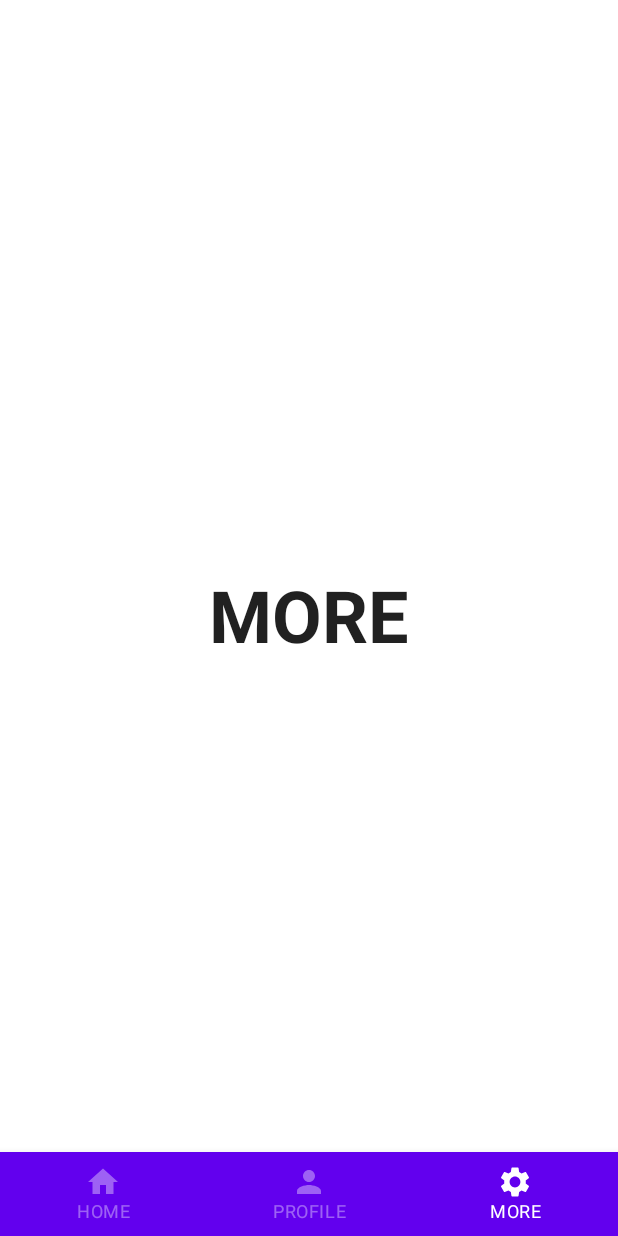
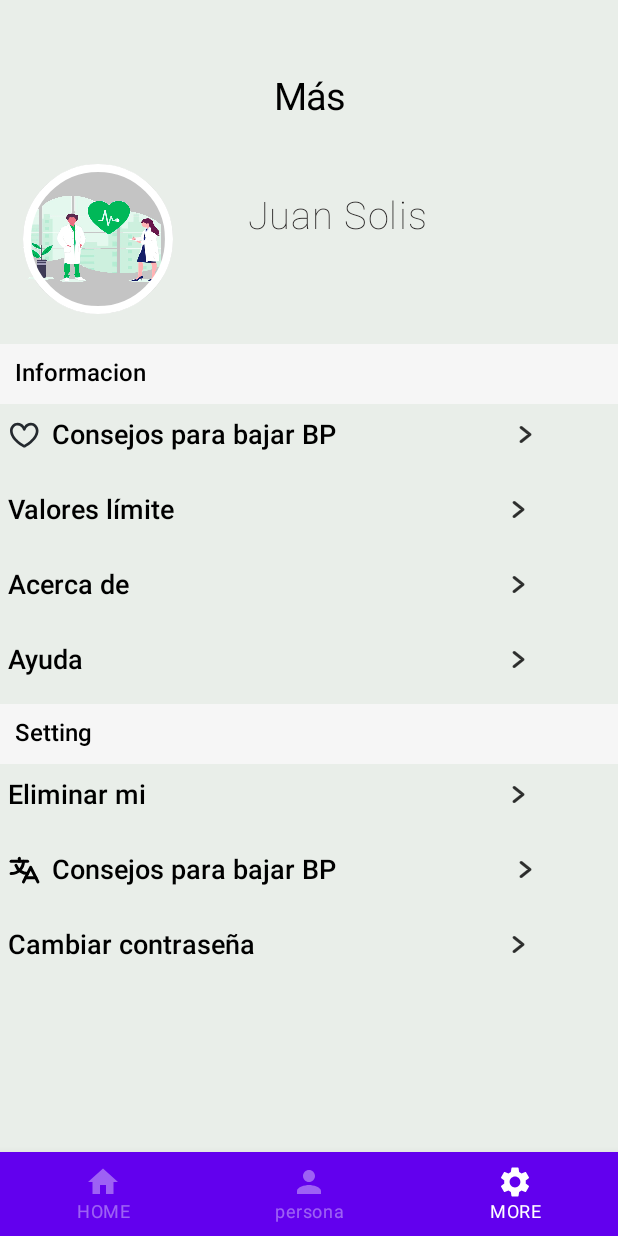
Before and after one commit to Maricarmen5-31/PressureControl, an Android app built with Jetpack Compose: the HomeScreen screen opened through its navigation route, item 3 of the bottom bar chosen, on a phone screen of 412 x 824 dp. Run offline under Robolectric (Android 15) with nearby library versions, the phone set to English and light mode, and no system bars; libraries missing offline, so code that uses them is left out: com.maxkeppeker.sheets, com.maxkeppeler.sheets; Roboto replaces fonts that are not available here; 3 statements that could not run were skipped.

Commit message:
nueva version

```diff
--- a/app/src/main/java/com/example/projectdanp/BottomBarScreen.kt
+++ b/app/src/main/java/com/example/projectdanp/BottomBarScreen.kt
@@ -18,8 +18,8 @@ sealed class BottomBarScreen(
     )
 
     object Profile : BottomBarScreen(
-        route = "PROFILE",
-        title = "PROFILE",
+        route = "pantalla",
+        title = "persona",
         icon = Icons.Default.Person
     )
 
--- a/app/src/main/java/com/example/projectdanp/screens/graphs/HomeNavGraph.kt
+++ b/app/src/main/java/com/example/projectdanp/screens/graphs/HomeNavGraph.kt
@@ -1,13 +1,46 @@
 package com.example.projectdanp.screens.graphs
 
+import androidx.compose.foundation.Image
+import androidx.compose.foundation.background
+import androidx.compose.foundation.border
+import androidx.compose.foundation.layout.Arrangement
+import androidx.compose.foundation.layout.Column
+import androidx.compose.foundation.layout.Row
+import androidx.compose.foundation.layout.fillMaxSize
+import androidx.compose.foundation.layout.height
+import androidx.compose.foundation.layout.padding
+import androidx.compose.foundation.layout.width
+import androidx.compose.foundation.layout.wrapContentSize
+import androidx.compose.foundation.lazy.LazyColumn
+import androidx.compose.foundation.selection.selectableGroup
+import androidx.compose.foundation.shape.RoundedCornerShape
+import androidx.compose.material.OutlinedButton
+import androidx.compose.material.RadioButton
+import androidx.compose.material.Text
 import androidx.compose.runtime.Composable
+import androidx.compose.runtime.getValue
+import androidx.compose.runtime.mutableStateOf
+import androidx.compose.runtime.remember
+import androidx.compose.runtime.setValue
+import androidx.compose.ui.Alignment
+import androidx.compose.ui.Modifier
+import androidx.compose.ui.graphics.Color
+import androidx.compose.ui.res.painterResource
+import androidx.compose.ui.text.TextStyle
+import androidx.compose.ui.text.font.FontWeight
+import androidx.compose.ui.text.style.TextAlign
+import androidx.compose.ui.unit.dp
+import androidx.compose.ui.unit.sp
 import androidx.navigation.NavGraphBuilder
 import androidx.navigation.NavHostController
 import androidx.navigation.compose.NavHost
 import androidx.navigation.compose.composable
 import androidx.navigation.navigation
 import com.example.projectdanp.BottomBarScreen
+import com.example.projectdanp.R
 import com.example.projectdanp.screens.RegisterDataSensor
+import com.example.projectdanp.screens.perfilUsuario
+import com.example.projectdanp.screens.more
 import com.example.projectdanp.screens.ScreenContent
 
 @Composable
@@ -21,20 +54,16 @@ fun HomeNavGraph(navController: NavHostController) {
             RegisterDataSensor()
         }
         composable(route = BottomBarScreen.Profile.route) {
-            ScreenContent(
-                name = BottomBarScreen.Profile.route,
-                onClick = { }
-            )
+            perfilUsuario()
         }
         composable(route = BottomBarScreen.More.route) {
-            ScreenContent(
-                name = BottomBarScreen.More.route,
-                onClick = { }
-            )
+           more()
         }
         //detailsNavGraph(navController = navController)
     }
 }
+
+
 
 fun NavGraphBuilder.detailsNavGraph(navController: NavHostController) {
     navigation(
--- /dev/null
+++ b/app/src/main/java/com/example/projectdanp/screens/more.kt
@@ -0,0 +1,299 @@
+package com.example.projectdanp.screens
+
+import androidx.compose.foundation.Image
+import androidx.compose.foundation.background
+import androidx.compose.foundation.border
+import androidx.compose.foundation.clickable
+import androidx.compose.foundation.layout.Column
+import androidx.compose.foundation.layout.Row
+import androidx.compose.foundation.layout.fillMaxSize
+import androidx.compose.foundation.layout.fillMaxWidth
+import androidx.compose.foundation.layout.height
+import androidx.compose.foundation.layout.padding
+import androidx.compose.foundation.layout.width
+import androidx.compose.foundation.lazy.LazyColumn
+import androidx.compose.foundation.shape.RoundedCornerShape
+import androidx.compose.material.Text
+import androidx.compose.runtime.Composable
+import androidx.compose.ui.Modifier
+import androidx.compose.ui.graphics.Color
+import androidx.compose.ui.layout.ContentScale
+import androidx.compose.ui.res.painterResource
+import androidx.compose.ui.text.TextStyle
+import androidx.compose.ui.text.font.FontWeight
+import androidx.compose.ui.text.style.TextAlign
+import androidx.compose.ui.unit.dp
+import androidx.compose.ui.unit.sp
+import com.example.projectdanp.R
+
+@Composable
+
+fun more() {
+    LazyColumn(){
+        item{
+            Column(
+                modifier= Modifier
+                    .fillMaxSize()
+                    .background(color = Color(0xFFE9EEE9))
+                    .height(800.dp),
+            ){
+                Text(text = "Más",
+                    modifier = Modifier
+                        .padding(top=50.dp, bottom = 20.dp)
+                        .fillMaxWidth(),
+                    style = TextStyle(
+                        fontSize = 25.sp,
+                        //fontFamily = FontFamily(Font(R.font.poppins)),
+                        fontWeight = FontWeight(400),
+                        color = Color(0xFF000000),
+                        textAlign = TextAlign.Center)
+                )
+                Row(){
+                    Image(
+                        modifier= Modifier
+                            .padding(start = 15.dp, top = 10.dp, end = 30.dp, bottom = 20.dp)
+                            .border(width = 5.dp, color = Color(0xFFFFFFFF), shape = RoundedCornerShape(size = 70.dp))
+                            .width(100.dp)
+                            .height(100.dp)
+                            .background(color = Color(0xFFC4C4C4), shape = RoundedCornerShape(size = 70.dp)),
+                        painter = painterResource(id = R.drawable.logo),
+                        contentDescription = "image description",
+                        contentScale = ContentScale.FillBounds
+                    )
+                    Text(
+                        text = "Juan Solis",
+                        modifier = Modifier
+                            .padding(start = 20.dp, top = 30.dp)
+                            .width(200.dp)
+                            .height(60.dp),
+                        style = TextStyle(
+                            fontSize = 25.sp,
+                            //fontFamily = FontFamily(Font(R.font.poppins)),
+                            fontWeight = FontWeight(275),
+                            color = Color(0xFF1F1C1C),
+                            letterSpacing = 1.0.sp,
+                        )
+                    )
+                }
+                Text(text="Informacion",
+                    modifier= Modifier
+                        .fillMaxWidth()
+                        .height(40.dp)
+                        .background(color = Color(0xFFF6F6F6))
+                        .padding(start = 10.dp, top = 10.dp),
+                    fontWeight = FontWeight(600),
+                    color = Color(0xFF000000),
+
+                    )
+
+                Row(modifier = Modifier.clickable { }
+                    .padding(top = 10.dp, bottom = 10.dp)){
+                    Image(
+                        modifier= Modifier
+                            .padding(start = 5.dp,end=8.dp)
+                            .width(21.dp)
+                            .height(21.dp),
+                        painter = painterResource(id = R.drawable.icon_heart),
+                        contentDescription = "image description",
+                        contentScale = ContentScale.None
+                    )
+                    Text(
+                        modifier= Modifier
+                            .width(300.dp)
+                            .height(30.dp),
+                        text = "Consejos para bajar BP",
+                        style = TextStyle(
+                            fontSize = 18.sp,
+                            //fontFamily = FontFamily(Font(R.font.poppins)),
+                            fontWeight = FontWeight(500),
+                            color = Color(0xFF000000),
+                        )
+                    )
+                    Image(
+                        modifier= Modifier
+                            .padding(start=5.dp)
+                            .width(20.dp)
+                            .height(20.dp),
+                        painter = painterResource(id = R.drawable.redic_recomendaciones),
+                        contentDescription = "image description",
+                        contentScale = ContentScale.None
+                    )
+                }
+                Row(modifier = Modifier.clickable { }
+                    .padding(top = 10.dp, bottom = 10.dp)){
+                    Text(
+                        modifier = Modifier
+                            .padding(start = 5.dp)
+                            .width(330.dp)
+                            .height(30.dp),
+                        text = "Valores límite",
+                        style = TextStyle(
+                            fontSize = 18.sp,
+                            //fontFamily = FontFamily(Font(R.font.poppins)),
+                            fontWeight = FontWeight(500),
+                            color = Color(0xFF000000),
+                        )
+                    )
+                    Image(
+                        modifier= Modifier
+                            .padding(0.dp)
+                            .width(20.dp)
+                            .height(20.dp),
+                        painter = painterResource(id = R.drawable.redic_recomendaciones),
+                        contentDescription = "image description",
+                        contentScale = ContentScale.None
+                    )
+                }
+                Row(modifier = Modifier.clickable { }
+                    .padding(top = 10.dp, bottom = 10.dp)){
+                    Text(
+                        modifier = Modifier
+                            .padding(start = 5.dp)
+                            .width(330.dp)
+                            .height(30.dp),
+                        text = "Acerca de ",
+                        style = TextStyle(
+                            fontSize = 18.sp,
+                            //fontFamily = FontFamily(Font(R.font.poppins)),
+                            fontWeight = FontWeight(500),
+                            color = Color(0xFF000000),
+                        )
+                    )
+                    Image(
+                        modifier= Modifier
+                            .padding(0.dp)
+                            .width(20.dp)
+                            .height(20.dp),
+                        painter = painterResource(id = R.drawable.redic_recomendaciones),
+                        contentDescription = "image description",
+                        contentScale = ContentScale.None
+                    )
+                }
+                Row(modifier = Modifier.clickable { }
+                    .padding(top = 10.dp, bottom = 10.dp)){
+                    Text(
+                        modifier = Modifier
+                            .padding(start = 5.dp)
+                            .width(330.dp)
+                            .height(30.dp),
+                        text = "Ayuda",
+                        style = TextStyle(
+                            fontSize = 18.sp,
+                            //fontFamily = FontFamily(Font(R.font.poppins)),
+                            fontWeight = FontWeight(500),
+                            color = Color(0xFF000000),
+                        )
+                    )
+                    Image(
+                        modifier= Modifier
+                            .padding(0.dp)
+                            .width(20.dp)
+                            .height(20.dp),
+                        painter = painterResource(id = R.drawable.redic_recomendaciones),
+                        contentDescription = "image description",
+                        contentScale = ContentScale.None
+                    )
+                }
+
+                Text(text="Setting",
+                    modifier= Modifier
+                        .fillMaxWidth()
+                        .height(40.dp)
+                        .background(color = Color(0xFFF6F6F6))
+                        .padding(start = 10.dp, top = 10.dp),
+                    fontWeight = FontWeight(600),
+                    color = Color(0xFF000000),
+
+                    )
+
+                Row(modifier = Modifier.clickable { }
+                    .padding(top = 10.dp, bottom = 10.dp)){
+                    Text(
+                        modifier = Modifier
+                            .padding(start = 5.dp)
+                            .width(330.dp)
+                            .height(30.dp),
+                        text = "Eliminar mi",
+                        style = TextStyle(
+                            fontSize = 18.sp,
+                            //fontFamily = FontFamily(Font(R.font.poppins)),
+                            fontWeight = FontWeight(500),
+                            color = Color(0xFF000000),
+                        )
+                    )
+                    Image(
+                        modifier= Modifier
+                            .padding(0.dp)
+                            .width(20.dp)
+                            .height(20.dp),
+                        painter = painterResource(id = R.drawable.redic_recomendaciones),
+                        contentDescription = "image description",
+                        contentScale = ContentScale.None
+                    )
+                }
+
+                Row(modifier = Modifier.clickable { }
+                    .padding(top = 10.dp, bottom = 10.dp)){
+                    Image(
+                        modifier= Modifier
+                            .padding(start = 5.dp,end=8.dp)
+                            .width(21.dp)
+                            .height(21.dp),
+                        painter = painterResource(id = R.drawable.translate),
+                        contentDescription = "image description",
+                        contentScale = ContentScale.None
+                    )
+                    Text(
+                        modifier= Modifier
+                            .width(300.dp)
+                            .height(30.dp),
+                        text = "Consejos para bajar BP",
+                        style = TextStyle(
+                            fontSize = 18.sp,
+                            //fontFamily = FontFamily(Font(R.font.poppins)),
+                            fontWeight = FontWeight(500),
+                            color = Color(0xFF000000),
+                        )
+                    )
+                    Image(
+                        modifier= Modifier
+                            .padding(start=5.dp)
+                            .width(20.dp)
+                            .height(20.dp),
+                        painter = painterResource(id = R.drawable.redic_recomendaciones),
+                        contentDescription = "image description",
+                        contentScale = ContentScale.None
+                    )
+                }
+
+                Row(modifier = Modifier.clickable { }
+                    .padding(top = 10.dp, bottom = 10.dp)){
+                    Text(
+                        modifier = Modifier
+                            .padding(start = 5.dp)
+                            .width(330.dp)
+                            .height(30.dp),
+                        text = "Cambiar contraseña",
+                        style = TextStyle(
+                            fontSize = 18.sp,
+                            //fontFamily = FontFamily(Font(R.font.poppins)),
+                            fontWeight = FontWeight(500),
+                            color = Color(0xFF000000),
+                        )
+                    )
+                    Image(
+                        modifier= Modifier
+                            .padding(0.dp)
+                            .width(20.dp)
+                            .height(20.dp),
+                        painter = painterResource(id = R.drawable.redic_recomendaciones),
+                        contentDescription = "image description",
+                        contentScale = ContentScale.None
+                    )
+                }
+
+            }
+
+        }
+    }
+}
--- /dev/null
+++ b/app/src/main/res/drawable/icon_heart.xml
@@ -0,0 +1,10 @@
+<vector xmlns:android="http://schemas.android.com/apk/res/android"
+    android:width="19dp"
+    android:height="19dp"
+    android:viewportWidth="19"
+    android:viewportHeight="19">
+  <path
+      android:pathData="M5.047,2.969C3.461,2.969 1.781,4.351 1.781,6.531C1.781,9.084 3.658,11.452 5.777,13.278C6.811,14.17 7.849,14.886 8.631,15.38C8.982,15.603 9.28,15.779 9.5,15.905C9.72,15.779 10.018,15.603 10.369,15.38C11.151,14.886 12.189,14.17 13.223,13.278C15.342,11.452 17.219,9.084 17.219,6.531C17.219,4.351 15.539,2.969 13.953,2.969C12.322,2.969 10.855,4.139 10.356,5.885C10.247,6.268 9.898,6.531 9.5,6.531C9.102,6.531 8.753,6.268 8.644,5.885C8.145,4.139 6.678,2.969 5.047,2.969ZM9.5,16.922C9.091,17.713 9.091,17.713 9.09,17.713L9.088,17.711L9.081,17.708L9.059,17.696C9.041,17.687 9.014,17.672 8.98,17.654C8.912,17.617 8.814,17.564 8.691,17.494C8.445,17.354 8.096,17.15 7.679,16.886C6.846,16.36 5.732,15.592 4.614,14.628C2.428,12.743 0,9.916 0,6.531C0,3.368 2.477,1.188 5.047,1.188C6.884,1.188 8.494,2.139 9.5,3.586C10.506,2.139 12.116,1.188 13.953,1.188C16.523,1.188 19,3.368 19,6.531C19,9.916 16.572,12.743 14.386,14.628C13.268,15.592 12.154,16.36 11.321,16.886C10.904,17.15 10.555,17.354 10.309,17.494C10.186,17.564 10.088,17.617 10.02,17.654C9.986,17.672 9.959,17.687 9.941,17.696L9.919,17.708L9.912,17.711L9.91,17.713C9.909,17.713 9.909,17.713 9.5,16.922ZM9.5,16.922L9.91,17.713C9.653,17.845 9.347,17.845 9.09,17.713L9.5,16.922Z"
+      android:fillColor="#24292E"
+      android:fillType="evenOdd"/>
+</vector>
--- /dev/null
+++ b/app/src/main/res/drawable/redic_recomendaciones.xml
@@ -0,0 +1,13 @@
+<vector xmlns:android="http://schemas.android.com/apk/res/android"
+    android:width="14dp"
+    android:height="14dp"
+    android:viewportWidth="14"
+    android:viewportHeight="14">
+  <path
+      android:strokeWidth="1"
+      android:pathData="M4.11,12.246C4.241,12.246 4.374,12.202 4.484,12.115L10.278,7.454C10.419,7.34 10.501,7.17 10.501,6.988C10.501,6.807 10.419,6.635 10.278,6.523L4.509,1.887C4.252,1.68 3.876,1.721 3.669,1.978C3.463,2.235 3.504,2.611 3.761,2.818L8.951,6.989L3.735,11.184C3.478,11.39 3.437,11.766 3.644,12.023C3.762,12.169 3.935,12.246 4.11,12.246Z"
+      android:strokeAlpha="0.65"
+      android:fillColor="#000000"
+      android:strokeColor="#000000"
+      android:fillAlpha="0.65"/>
+</vector>
--- /dev/null
+++ b/app/src/main/res/drawable/translate.xml
@@ -0,0 +1,48 @@
+<vector xmlns:android="http://schemas.android.com/apk/res/android"
+    android:width="22dp"
+    android:height="22dp"
+    android:viewportWidth="22"
+    android:viewportHeight="22">
+  <path
+      android:pathData="M19.938,18.563L15.125,8.938L10.313,18.563"
+      android:strokeLineJoin="round"
+      android:strokeWidth="2"
+      android:fillColor="#00000000"
+      android:strokeColor="#000000"
+      android:strokeLineCap="round"/>
+  <path
+      android:pathData="M11.688,15.813H18.563"
+      android:strokeLineJoin="round"
+      android:strokeWidth="2"
+      android:fillColor="#00000000"
+      android:strokeColor="#000000"
+      android:strokeLineCap="round"/>
+  <path
+      android:pathData="M7.563,2.75V4.813"
+      android:strokeLineJoin="round"
+      android:strokeWidth="2"
+      android:fillColor="#00000000"
+      android:strokeColor="#000000"
+      android:strokeLineCap="round"/>
+  <path
+      android:pathData="M2.063,4.813H13.063"
+      android:strokeLineJoin="round"
+      android:strokeWidth="2"
+      android:fillColor="#00000000"
+      android:strokeColor="#000000"
+      android:strokeLineCap="round"/>
+  <path
+      android:pathData="M10.313,4.813C10.313,7.001 9.443,9.099 7.896,10.646C6.349,12.193 4.251,13.063 2.063,13.063"
+      android:strokeLineJoin="round"
+      android:strokeWidth="2"
+      android:fillColor="#00000000"
+      android:strokeColor="#000000"
+      android:strokeLineCap="round"/>
+  <path
+      android:pathData="M5.282,7.563C5.852,9.17 6.906,10.562 8.299,11.547C9.692,12.531 11.356,13.06 13.062,13.06"
+      android:strokeLineJoin="round"
+      android:strokeWidth="2"
+      android:fillColor="#00000000"
+      android:strokeColor="#000000"
+      android:strokeLineCap="round"/>
+</vector>
```
Also changed, not shown: app/src/main/java/com/example/projectdanp/screens/perfilUsuario.kt (added, +269 -0 lines), app/src/main/res/drawable/logo.png (added).
